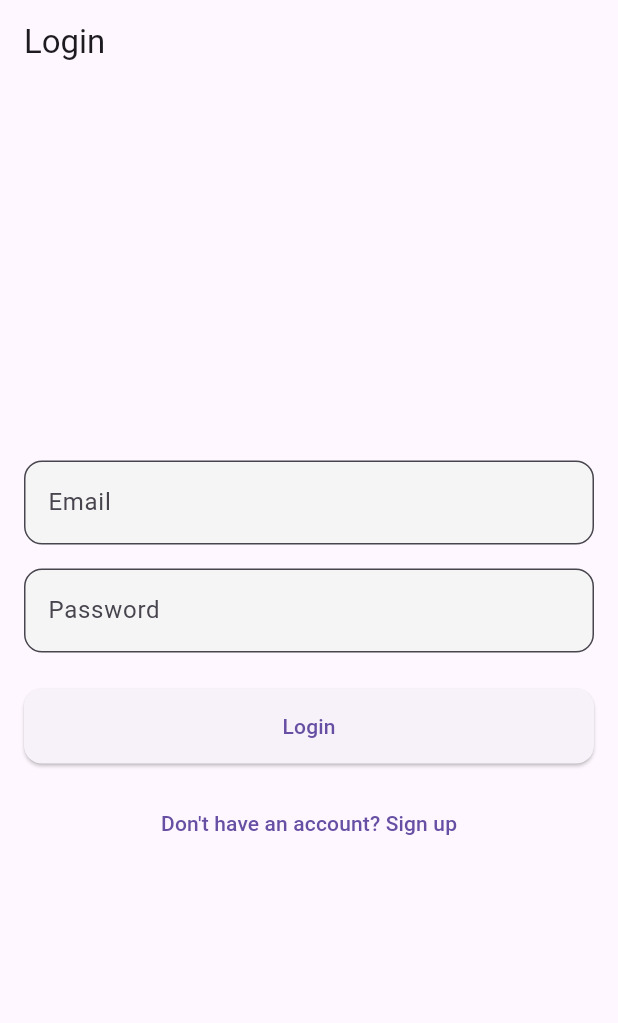
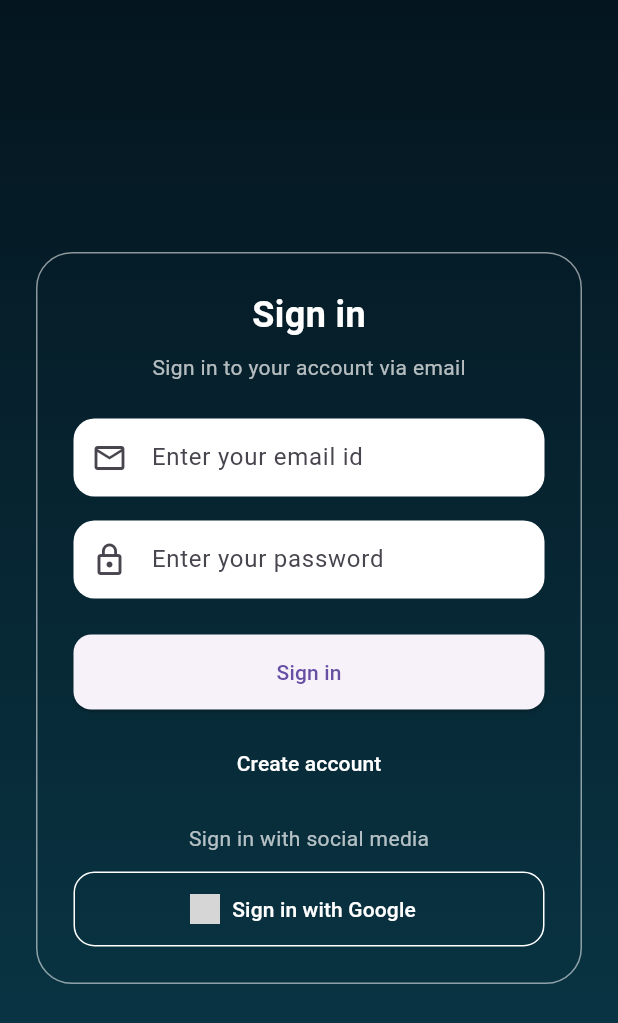
Before and after one commit to TaranSingh-111/examplify, a Flutter app: the screen it shows after launch, on a phone screen of 412 x 824 dp. Shown: the top 1023 px of the screen. Run offline on Flutter 3.47's test engine with Material 3 defaults, Android fonts, the light colour scheme and no system bars; our stand-ins replace cloud_firestore, equatable, firebase_auth, firebase_core, flutter_bloc; accounts and stored records are empty; network calls fail; grey boxes are pictures that could not be loaded.

Commit message:
UI Updated

```diff
--- a/lib/features/auth/screens/login_screen.dart
+++ b/lib/features/auth/screens/login_screen.dart
@@ -16,18 +16,18 @@ class LoginScreen extends StatefulWidget {
 }
 
 class _LoginScreenState extends State<LoginScreen> {
-  final TextEditingController _emailController = TextEditingController();
-  final TextEditingController _passwordController = TextEditingController();
+  final emailController = TextEditingController();
+  final passwordController = TextEditingController();
 
-  final GlobalKey<FormState> _formKey = GlobalKey<FormState>();
+  final _formKey = GlobalKey<FormState>();
 
-  void _onLoginPressed() {
+  void _login() {
     if (!_formKey.currentState!.validate()) return;
 
     context.read<AuthBloc>().add(
       LoginRequested(
-        email: _emailController.text.trim(),
-        password: _passwordController.text.trim(),
+        email: emailController.text.trim(),
+        password: passwordController.text.trim(),
       ),
     );
   }
@@ -35,56 +35,115 @@ class _LoginScreenState extends State<LoginScreen> {
   @override
   Widget build(BuildContext context) {
     return Scaffold(
-      appBar: AppBar(title: const Text('Login')),
-      body: BlocBuilder<AuthBloc, AuthState>(
+      body: Container(
+        decoration: const BoxDecoration(
+          gradient: LinearGradient(
+            begin: Alignment.topCenter,
+            end: Alignment.bottomCenter,
+            colors: [Color(0xFF04151F), Color(0xFF0A3A4A)],
+          ),
+        ),
+        child: Center(
+          child: SingleChildScrollView(
+            padding: const EdgeInsets.all(24),
+            child: BlocBuilder<AuthBloc, AuthState>(
               builder: (context, state) {
-          return Padding(
-            padding: const EdgeInsets.all(16),
+                return Container(
+                  padding: const EdgeInsets.all(24),
+                  decoration: BoxDecoration(
+                    borderRadius: BorderRadius.circular(24),
+                    border: Border.all(color: Colors.white54),
+                  ),
                   child: Form(
                     key: _formKey,
                     child: Column(
-                mainAxisAlignment: MainAxisAlignment.center,
                       children: [
+                        const Text(
+                          "Sign in",
+                          style: TextStyle(
+                              color: Colors.white,
+                              fontSize: 24,
+                              fontWeight: FontWeight.bold),
+                        ),
+                        const SizedBox(height: 8),
+                        const Text(
+                          "Sign in to your account via email",
+                          style: TextStyle(color: Colors.white70),
+                        ),
+
+                        const SizedBox(height: 24),
+
                         AuthTextField(
-                    controller: _emailController,
-                    label: 'Email',
-                    keyboardType: TextInputType.emailAddress,
-                    validator: (value) {
-                      if (value == null || value.isEmpty) {
-                        return 'Email is required';
-                      }
-                      return null;
-                    },
+                          controller: emailController,
+                          hint: "Enter your email id",
+                          prefixIcon: Icons.email_outlined,
+                          validator: (v) =>
+                          v == null || v.isEmpty ? "Required" : null,
                         ),
+
                         const SizedBox(height: 16),
+
                         AuthTextField(
-                    controller: _passwordController,
-                    label: 'Password',
+                          controller: passwordController,
+                          hint: "Enter your password",
+                          prefixIcon: Icons.lock_outline,
                           isPassword: true,
-                    validator: (value) {
-                      if (value == null || value.length < 6) {
-                        return 'Password must be at least 6 characters';
-                      }
-                      return null;
-                    },
+                          validator: (v) =>
+                          v == null || v.length < 6 ? "Min 6 chars" : null,
                         ),
+
                         const SizedBox(height: 24),
+
                         AuthButton(
-                    text: 'Login',
+                          text: "Sign in",
                           isLoading: state is AuthLoading,
-                    onPressed: _onLoginPressed,
+                          onPressed: _login,
                         ),
-                  const SizedBox(height: 16),
+
+                        const SizedBox(height: 12),
+
                         TextButton(
                           onPressed: () {
                             Navigator.push(
                               context,
                               MaterialPageRoute(
-                          builder: (_) => const SignupScreen(),
-                        ),
+                                  builder: (_) => const SignupScreen()),
                             );
                           },
-                    child: const Text('Don\'t have an account? Sign up'),
+                          child: const Text(
+                            "Create account",
+                            style: TextStyle(color: Colors.white),
+                          ),
+                        ),
+
+                        const SizedBox(height: 16),
+
+                        const Text(
+                          "Sign in with social media",
+                          style: TextStyle(color: Colors.white70),
+                        ),
+
+                        const SizedBox(height: 12),
+
+                        // GOOGLE BUTTON (UI ONLY)
+                        SizedBox(
+                          width: double.infinity,
+                          height: 50,
+                          child: OutlinedButton.icon(
+                            onPressed: () {}, // intentionally empty
+                            icon: Image.network(
+                              "https://upload.wikimedia.org/wikipedia/commons/0/09/IOS_Google_icon.png",
+                              height: 20,
+                            ),
+                            label: const Text("Sign in with Google"),
+                            style: OutlinedButton.styleFrom(
+                              foregroundColor: Colors.white,
+                              side: const BorderSide(color: Colors.white),
+                              shape: RoundedRectangleBorder(
+                                borderRadius: BorderRadius.circular(14),
+                              ),
+                            ),
+                          ),
                         ),
                       ],
                     ),
@@ -92,6 +151,9 @@ class _LoginScreenState extends State<LoginScreen> {
                 );
               },
             ),
+          ),
+        ),
+      ),
     );
   }
 }
--- a/lib/features/auth/widgets/auth_text_field.dart
+++ b/lib/features/auth/widgets/auth_text_field.dart
@@ -2,7 +2,8 @@ import 'package:flutter/material.dart';
 
 class AuthTextField extends StatelessWidget {
   final TextEditingController controller;
-  final String label;
+  final String hint;
+  final IconData? prefixIcon;
   final bool isPassword;
   final TextInputType keyboardType;
   final String? Function(String?)? validator;
@@ -10,7 +11,8 @@ class AuthTextField extends StatelessWidget {
   const AuthTextField({
     super.key,
     required this.controller,
-    required this.label,
+    required this.hint,
+    this.prefixIcon,
     this.isPassword = false,
     this.keyboardType = TextInputType.text,
     this.validator,
@@ -23,13 +25,17 @@ class AuthTextField extends StatelessWidget {
       obscureText: isPassword,
       keyboardType: keyboardType,
       validator: validator,
+      style: const TextStyle(color: Colors.black),
       decoration: InputDecoration(
-        labelText: label,
+        hintText: hint,
+        prefixIcon: prefixIcon == null ? null : Icon(prefixIcon),
+        filled: true,
+        fillColor: Colors.white,
+        contentPadding: const EdgeInsets.symmetric(vertical: 14),
         border: OutlineInputBorder(
-          borderRadius: BorderRadius.circular(12),
+          borderRadius: BorderRadius.circular(14),
+          borderSide: BorderSide.none,
         ),
-        filled: true,
-        fillColor: Colors.grey.shade100,
       ),
     );
   }
```
Also changed, not shown: lib/features/auth/screens/signup_screen.dart (+76 -32 lines). Lines whose indentation alone changed are shown as unchanged.
